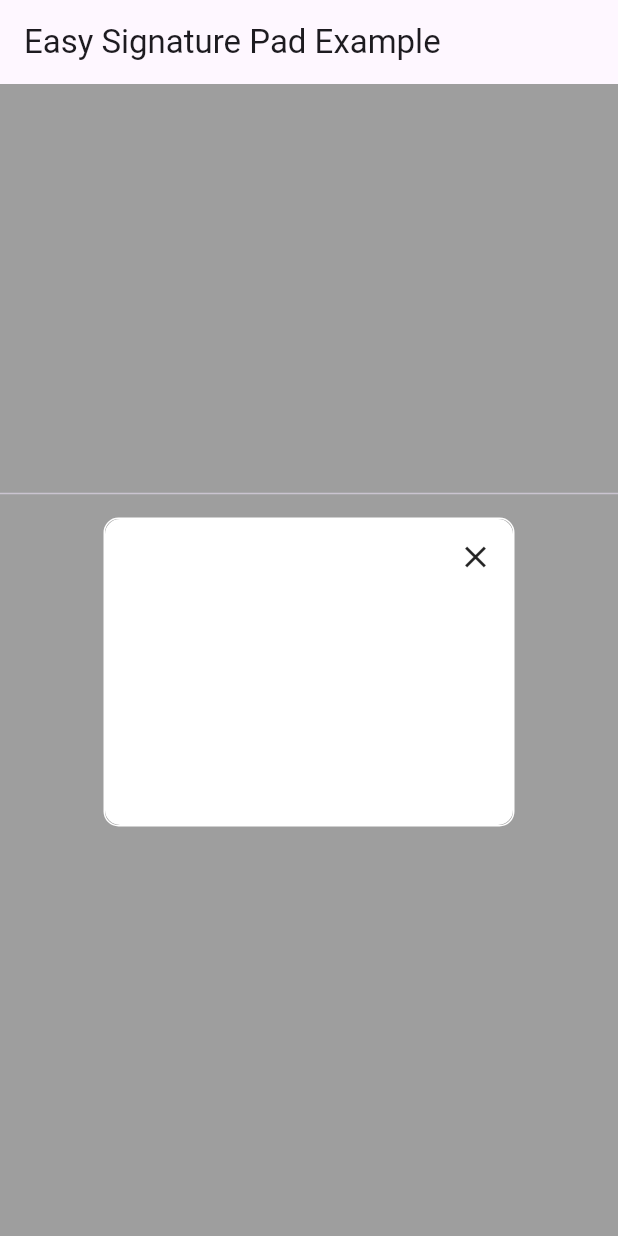
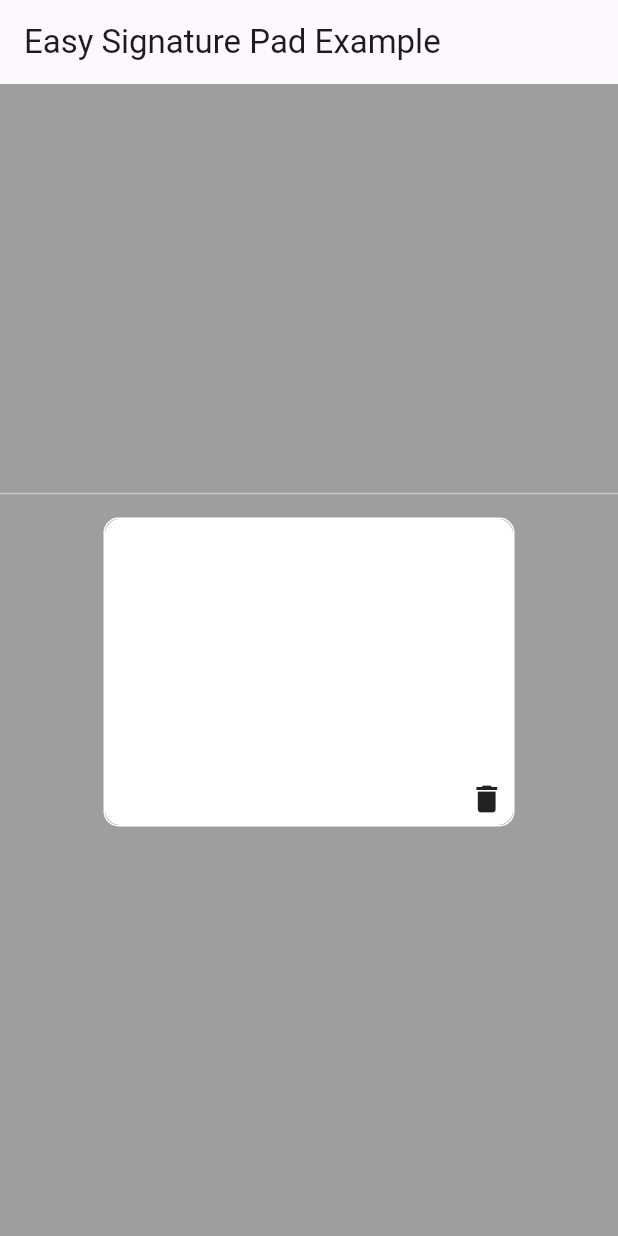
Before and after one commit to imsujan276/easy_signature_pad, a Flutter app: the screen it shows after launch, on a phone screen of 412 x 824 dp. Run offline on Flutter 3.47's test engine with Material 3 defaults, Android fonts, the phone set to English and light mode, and no system bars.

Commit message:
Option to change Icon and Alignment of the clear icon

```diff
--- a/example/lib/main.dart
+++ b/example/lib/main.dart
@@ -93,6 +93,8 @@ class _SignaturePadExampleState extends State<SignaturePadExample> {
                 transparentImage: false,
                 transparentSignaturePad: false,
                 hideClearSignatureIcon: false,
+                clearSignatureIcon: Icon(Icons.delete),
+                clearSignatureIconAlignment: Alignment.bottomRight,
               ),
             ],
           ),
--- a/lib/easy_signature_pad.dart
+++ b/lib/easy_signature_pad.dart
@@ -11,6 +11,8 @@ import 'dart:ui' as ui;
 
 class EasySignaturePad extends StatefulWidget {
   /// callback function to be called on each drawing end
+  ///
+  /// returns the base64 string image of the drawing
   final ValueChanged<String> onChanged;
 
   /// callback function to be called when clearing the canvas
@@ -78,7 +80,7 @@ class _EasySignaturePadState extends State<EasySignaturePad> {
   /// initialization of drawing points
   final List<DrawingArea> points = [];
 
-  /// convert the points to base64 image. If no points (canvas is cleared), return null
+  /// convert the points to base64 image. If no points (canvas is cleared), return empty string
   Future<String> saveToImage(List<DrawingArea> points) async {
     if (points.length < 1) return '';
     final recorder = ui.PictureRecorder();
@@ -207,14 +209,9 @@ class _EasySignaturePadState extends State<EasySignaturePad> {
                               widget.onClear!();
                             }
                           },
-                          child: Container(
-                            height: 50,
-                            width: 50,
-                            decoration: BoxDecoration(
-                              borderRadius: BorderRadius.only(
-                                topRight: Radius.circular(widget.borderRadius),
-                              ),
-                            ),
+                          child: SizedBox(
+                            height: 35,
+                            width: 35,
                             child:
                                 widget.clearSignatureIcon ?? Icon(Icons.clear),
                           ),
--- a/pubspec.yaml
+++ b/pubspec.yaml
@@ -1,6 +1,6 @@
 name: easy_signature_pad
 description: Provides the signature area for the user to sign and returns the signature and Base64 image.
-version: 1.0.6
+version: 1.0.7
 homepage: https://github.com/imsujan276/easy_signature_pad
 
 environment:
```
Also changed, not shown: example/pubspec.lock, pubspec.lock, 1 other file.
